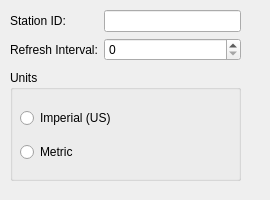
Above: package/contents/ui/config.ui from hal7df/kde-desktop-weather before the change. Below: the same form after it.
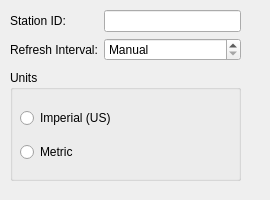
That is the form after the change.

Commit message: Finished working on configurable update interval.

The edit to the form file:
```diff
--- a/package/contents/ui/config.ui
+++ b/package/contents/ui/config.ui
@@ -31,7 +31,7 @@
      <x>10</x>
      <y>10</y>
      <width>231</width>
-     <height>61</height>
+     <height>63</height>
     </rect>
    </property>
    <layout class="QFormLayout" name="formLayout">
@@ -56,7 +56,17 @@
      </widget>
     </item>
     <item row="1" column="1">
-     <widget class="QSpinBox" name="kcfg_refreshInterval"/>
+     <widget class="QSpinBox" name="kcfg_refreshInterval">
+      <property name="specialValueText">
+       <string>Manual</string>
+      </property>
+      <property name="suffix">
+       <string> min</string>
+      </property>
+      <property name="minimum">
+       <number>4</number>
+      </property>
+     </widget>
     </item>
    </layout>
   </widget>
```
The commit also changes 2 other files.
